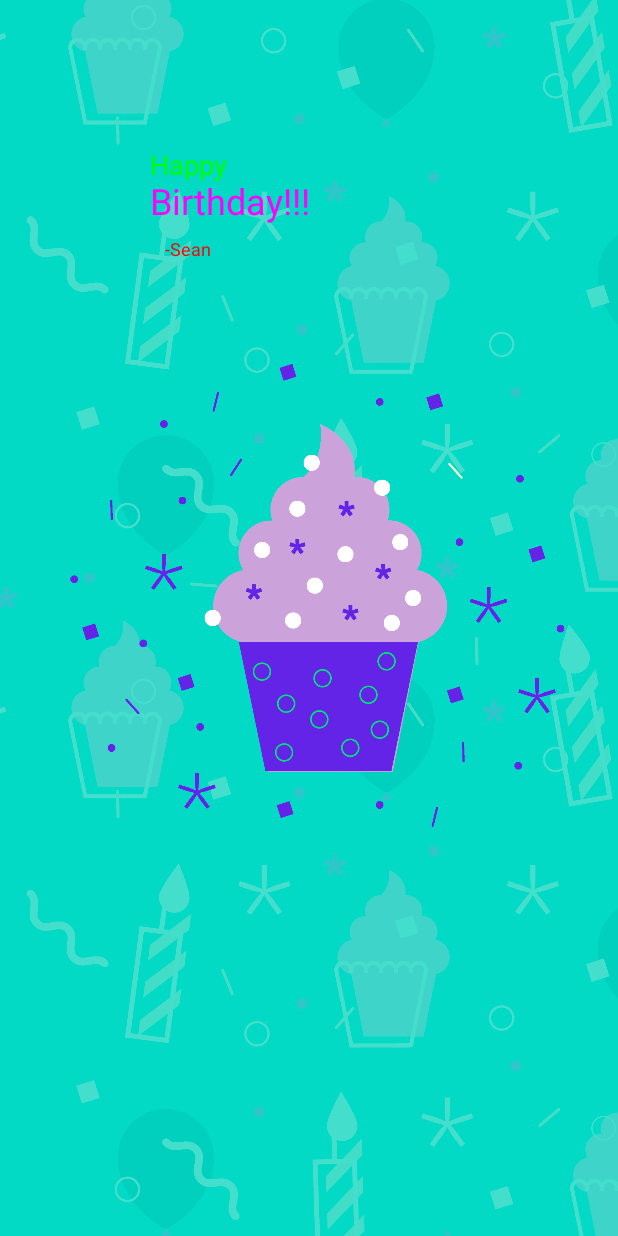
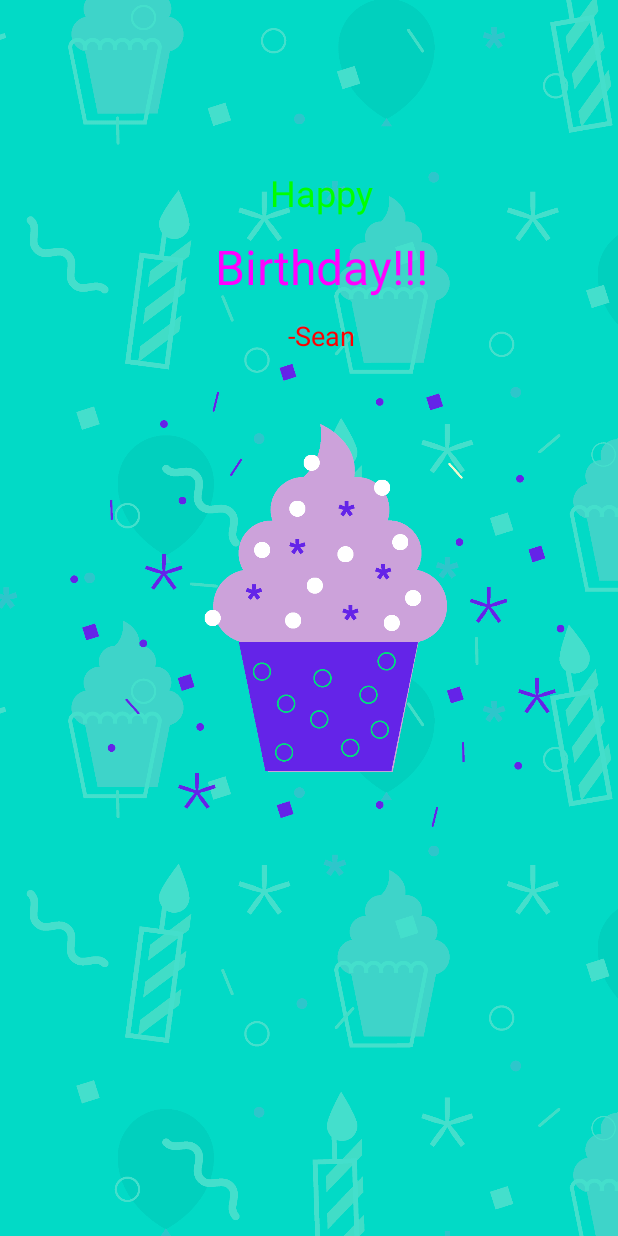
Before and after one commit to YogiBearH/Birthday, an Android app built with Jetpack Compose: the screen it shows after launch (MainActivity), on a phone screen of 412 x 824 dp. Run offline under Robolectric (Android 15) with nearby library versions, the phone set to English and light mode, and no system bars.

Commit message:
Centered text and added padding

```diff
--- a/app/src/main/java/com/example/happybirthday/MainActivity.kt
+++ b/app/src/main/java/com/example/happybirthday/MainActivity.kt
@@ -14,6 +14,7 @@ import androidx.compose.ui.Modifier
 import androidx.compose.ui.graphics.Color
 import androidx.compose.ui.layout.ContentScale
 import androidx.compose.ui.res.painterResource
+import androidx.compose.ui.text.font.FontFamily
 import androidx.compose.ui.tooling.preview.Preview
 import androidx.compose.ui.unit.dp
 import androidx.compose.ui.unit.sp
@@ -42,19 +43,30 @@ fun BirthdayGreetingWithText(message1: String, message2: String, from: String) {
         Column(modifier = Modifier.padding(100.dp)) {
             Text(
                 text = message1,
-                fontSize = 18.sp,
-                color = Color.Green
+                fontSize = 24.sp,
+                color = Color.Green,
+                modifier = Modifier
+                    .fillMaxWidth()
+                    .wrapContentWidth(Alignment.CenterHorizontally)
+                    .padding(start = 16.dp, top = 16.dp)
             )
             Text(
                 text = message2,
-                fontSize = 24.sp,
-                color = Color.Magenta
+                fontSize = 32.sp,
+                color = Color.Magenta,
+                modifier = Modifier
+                    .fillMaxWidth()
+                    .wrapContentWidth(Alignment.CenterHorizontally)
+                    .padding(start = 16.dp, top = 16.dp)
             )
             Text(
                 text = from,
-                fontSize = 12.sp,
-                modifier = Modifier.padding(10.dp),
-                color = Color.Red
+                fontSize = 18.sp,
+                color = Color.Red,
+                modifier = Modifier
+                    .fillMaxWidth()
+                    .wrapContentWidth(Alignment.CenterHorizontally)
+                    .padding(start = 16.dp, top = 16.dp)
             )
         }
     }
```
